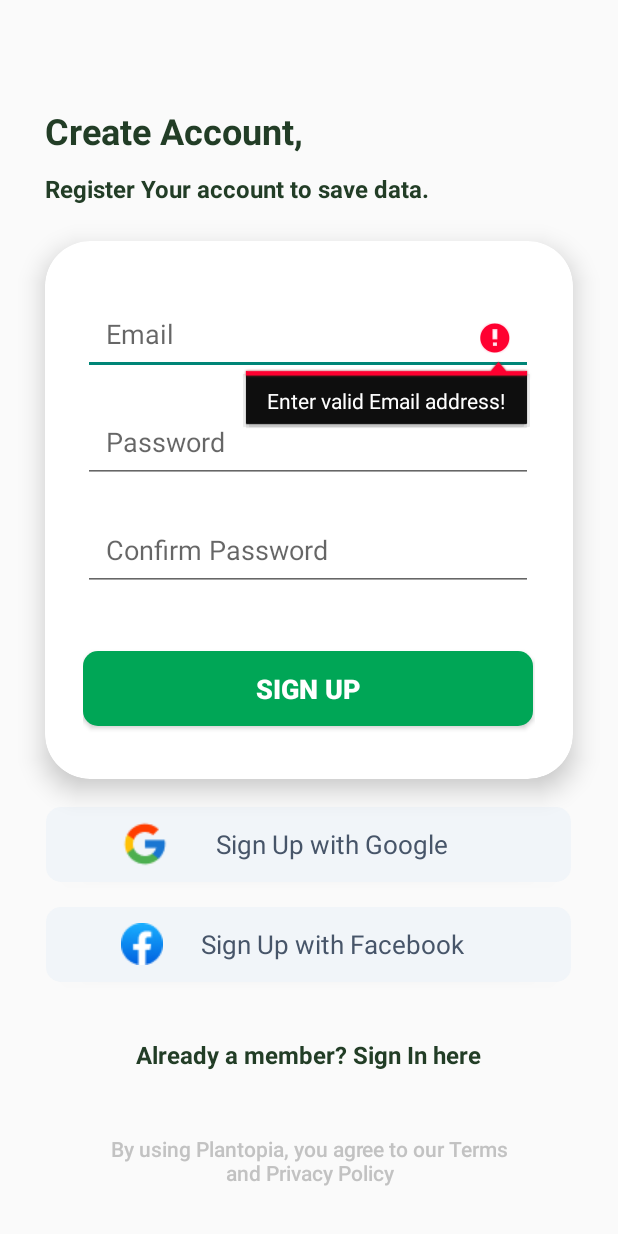
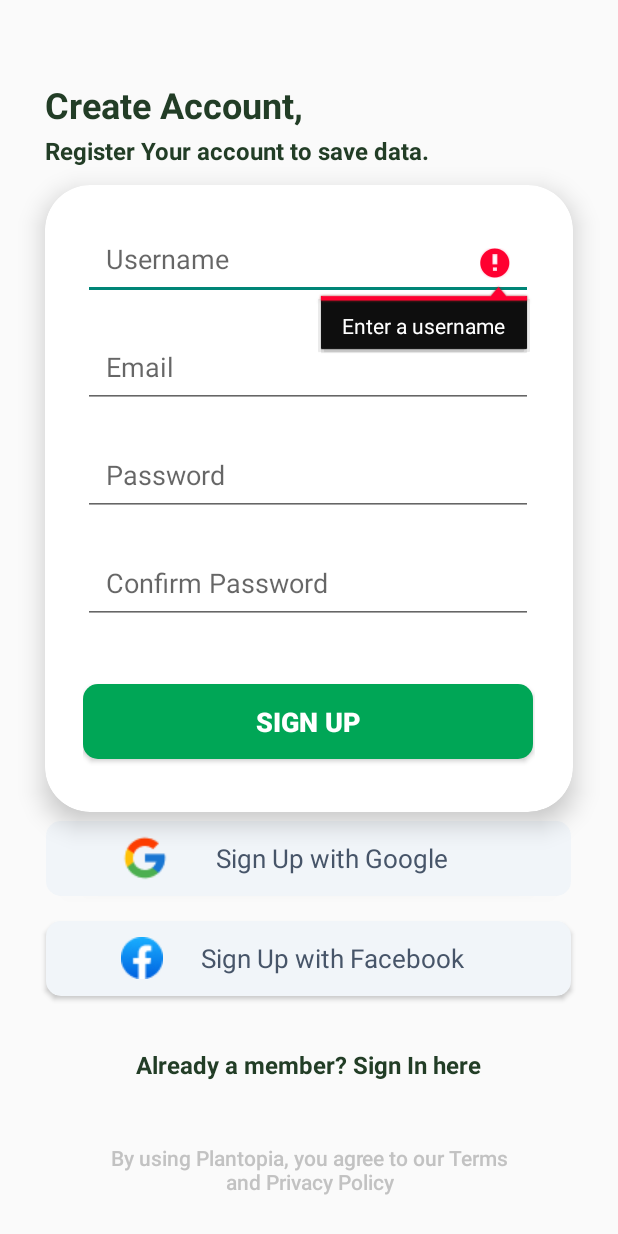
Before and after one commit to PlantopiaApp/plantopia, an Android app: the SignUpScreen screen opened directly, with no data from a screen before it, after a tap on "SIGN UP", on a phone screen of 412 x 824 dp. Run offline under Robolectric (Android 15) with nearby library versions, the phone set to English and light mode, and no system bars; our stand-ins replace Firebase (no records; nobody signed in at launch, a user with empty details on screens opened directly); libraries missing offline, so code that uses them is left out: com.facebook, com.facebook.login; 3 statements that could not run were skipped.

Commit message:
Display UserName

```diff
--- a/app/src/main/java/com/plants/plantopia/SignUpScreen.java
+++ b/app/src/main/java/com/plants/plantopia/SignUpScreen.java
@@ -11,22 +11,38 @@ import android.widget.Button;
 import android.widget.EditText;
 import android.widget.Toast;
 
+import com.facebook.CallbackManager;
+import com.facebook.FacebookCallback;
+import com.facebook.FacebookException;
+import com.facebook.login.LoginManager;
+import com.facebook.login.LoginResult;
+import com.google.android.gms.auth.api.signin.GoogleSignIn;
+import com.google.android.gms.auth.api.signin.GoogleSignInAccount;
+import com.google.android.gms.auth.api.signin.GoogleSignInClient;
+import com.google.android.gms.auth.api.signin.GoogleSignInOptions;
+import com.google.android.gms.common.api.ApiException;
 import com.google.android.gms.tasks.OnCompleteListener;
 import com.google.android.gms.tasks.Task;
 import com.google.firebase.auth.AuthResult;
 import com.google.firebase.auth.FirebaseAuth;
 import com.google.firebase.auth.FirebaseUser;
+import com.google.firebase.auth.UserProfileChangeRequest;
+
+import java.util.Collections;
 
 public class SignUpScreen extends AppCompatActivity {
 
-    EditText editTextEmail, editTextPassword1, editTextConfirmPassword;
+    EditText editTextUsername, editTextEmail, editTextPassword1, editTextConfirmPassword;
     Button buttonSignUp;
     String emailPattern = "[a-zA-Z0-9._-]+@[a-z]+\\.+[a-z]+";
     ProgressDialog progressDialog;
-
+    CallbackManager callbackManager;
+    GoogleSignInOptions gso;
+    GoogleSignInClient gsc;
+    Button buttonSignUpFacebook;
+    Button buttonSignUpGoogle;
     FirebaseAuth mAuth;
     FirebaseUser muUer;
-
     private Button signIn;
 
     @Override
@@ -34,6 +50,41 @@ public class SignUpScreen extends AppCompatActivity {
         super.onCreate(savedInstanceState);
         setContentView(R.layout.activity_sign_up_screen);
 
+        callbackManager = CallbackManager.Factory.create();
+
+        // Signup with facebook
+        LoginManager.getInstance().registerCallback(callbackManager,
+                new FacebookCallback<LoginResult>() {
+                    @Override
+                    public void onSuccess(LoginResult loginResult) {
+                        startActivity(new Intent(SignUpScreen.this, Location.class));
+                        finish();
+                    }
+
+                    @Override
+                    public void onCancel() {
+                        // No need to handle cancel
+                    }
+
+                    @Override
+                    public void onError(@NonNull FacebookException exception) {
+                        // No need to handle error
+                    }
+                });
+
+        // Set up Google login
+        gso = new GoogleSignInOptions.Builder(GoogleSignInOptions.DEFAULT_SIGN_IN).requestEmail().build();
+        gsc = GoogleSignIn.getClient(this,gso);
+
+
+        buttonSignUpGoogle = (Button) findViewById(R.id.buttonSignUpGoogle);
+        buttonSignUpGoogle.setOnClickListener(v -> openLocation());
+
+        buttonSignUpFacebook = (Button) findViewById(R.id.buttonSignUpFacebook);
+        buttonSignUpFacebook.setOnClickListener(v -> LoginManager.getInstance().logInWithReadPermissions(SignUpScreen.this, Collections.singletonList("public_profile")));
+
+
+        editTextUsername = findViewById(R.id.editTextUsername);
         editTextEmail = findViewById(R.id.editTextEmail);
         editTextPassword1 = findViewById(R.id.editTextPassword1);
         editTextConfirmPassword = findViewById(R.id.editTextConfirmPassword);
@@ -62,38 +113,56 @@ public class SignUpScreen extends AppCompatActivity {
 
     }
 
+    public void openLocation() {
+        Intent intent = gsc.getSignInIntent();
+        startActivityForResult(intent,1000);
+    }
+
     public void openSignInScreen() {
         Intent intent = new Intent(this, LoginScreen.class);
         startActivity(intent);
     }
 
     private void PerformAuth(){
+        String username = editTextUsername.getText().toString();
         String email = editTextEmail.getText().toString();
         String password = editTextPassword1.getText().toString();
         String confirmPassword = editTextConfirmPassword.getText().toString();
 
-        if(!email.matches(emailPattern)){
+        if (username.isEmpty()) {
+            editTextUsername.setError("Enter a username");
+        } else if (!email.matches(emailPattern)) {
             editTextEmail.setError("Enter valid Email address!");
-        }else if(password.isEmpty() || password.length()<6){
-            editTextPassword1.setError("password must contain at least 6 characters!");
-        }else if(!password.equals(confirmPassword)){
-            editTextConfirmPassword.setError("Password Not match Both field!");
+        } else if (password.isEmpty() || password.length() < 6) {
+            editTextPassword1.setError("Password must contain at least 6 characters!");
+        } else if (!password.equals(confirmPassword)) {
+            editTextConfirmPassword.setError("Password does not match");
         }else{
             progressDialog.setMessage("Please wait while Registration...");
             progressDialog.setTitle("Registration");
             progressDialog.setCanceledOnTouchOutside(false);
             progressDialog.show();
 
-            mAuth.createUserWithEmailAndPassword(email,password).addOnCompleteListener(new OnCompleteListener<AuthResult>() {
+            mAuth.createUserWithEmailAndPassword(email, password)
+                    .addOnCompleteListener(new OnCompleteListener<AuthResult>() {
                         @Override
                         public void onComplete(@NonNull Task<AuthResult> task) {
-                    if (task.isSuccessful()){
+                            if (task.isSuccessful()) {
+                                // Set display name (username)
+                                FirebaseUser user = mAuth.getCurrentUser();
+                                if (user != null) {
+                                    UserProfileChangeRequest profileUpdates = new UserProfileChangeRequest.Builder()
+                                            .setDisplayName(username)
+                                            .build();
+                                    user.updateProfile(profileUpdates);
+                                }
+
                                 progressDialog.dismiss();
                                 sendUserToNextActivity();
                                 Toast.makeText(SignUpScreen.this, "Registration Successful", Toast.LENGTH_SHORT).show();
-                    }else{
+                            } else {
                                 progressDialog.dismiss();
-                        Toast.makeText(SignUpScreen.this,""+task.getException(), Toast.LENGTH_SHORT).show();
+                                Toast.makeText(SignUpScreen.this, "" + task.getException(), Toast.LENGTH_SHORT).show();
                             }
                         }
                     });
@@ -101,8 +170,33 @@ public class SignUpScreen extends AppCompatActivity {
 
     }
 
+    @Override
+    protected void onActivityResult(int requestCode, int resultCode, Intent data) {
+        callbackManager.onActivityResult(requestCode, resultCode, data);
+        super.onActivityResult(requestCode, resultCode, data);
+        if(requestCode == 1000){
+            Task<GoogleSignInAccount> task = GoogleSignIn.getSignedInAccountFromIntent(data);
+            try {
+                task.getResult(ApiException.class);
+                navigateToSecondActivity();
+            } catch (ApiException e) {
+                Toast.makeText(getApplicationContext(), "Something went wrong", Toast.LENGTH_SHORT).show();
+            }
+        }
+    }
+    // Navigate to the Location screen
+    void navigateToSecondActivity(){
+        finish();
+        Intent intent = new Intent(SignUpScreen.this,Location.class);
+        startActivity(intent);
+    }
+
     private void sendUserToNextActivity() {
+        // Retrieve the username from the FirebaseUser object
+        String username = muUer.getDisplayName();
         Intent intent = new Intent(this, LoginScreen.class);
+        // Add the username as an extra to the Intent
+        intent.putExtra("USERNAME_KEY", username);
         intent.setFlags(Intent.FLAG_ACTIVITY_CLEAR_TASK|Intent.FLAG_ACTIVITY_NEW_TASK);
         startActivity(intent);
     }
--- a/app/src/main/res/layout/activity_home.xml
+++ b/app/src/main/res/layout/activity_home.xml
@@ -48,10 +48,10 @@
         app:layout_constraintVertical_bias="0.11" />
 
     <TextView
-        android:id="@+id/name"
+        android:id="@+id/editTextUsername"
         android:layout_width="wrap_content"
         android:layout_height="wrap_content"
-        android:text="Hello Emiley,"
+        android:text="Hello, Emily!"
         android:textColor="#FFFFFF"
         android:textSize="24sp"
         android:textStyle="bold"
--- a/app/src/main/res/layout/activity_profile.xml
+++ b/app/src/main/res/layout/activity_profile.xml
@@ -52,7 +52,7 @@
         android:id="@+id/textView4"
         android:layout_width="wrap_content"
         android:layout_height="wrap_content"
-        android:text="Emily Winchester"
+        android:text="Emily "
         android:textColor="#FFFFFF"
         android:textSize="24sp"
         android:textStyle="bold"
--- a/app/src/main/res/layout/activity_sign_up_screen.xml
+++ b/app/src/main/res/layout/activity_sign_up_screen.xml
@@ -21,7 +21,7 @@
         app:layout_constraintHorizontal_bias="0.126"
         app:layout_constraintStart_toStartOf="parent"
         app:layout_constraintTop_toTopOf="parent"
-        app:layout_constraintVertical_bias="0.089" />
+        app:layout_constraintVertical_bias="0.067" />
 
     <TextView
         android:id="@+id/textView5"
@@ -37,7 +37,7 @@
         app:layout_constraintHorizontal_bias="0.191"
         app:layout_constraintStart_toStartOf="parent"
         app:layout_constraintTop_toTopOf="parent"
-        app:layout_constraintVertical_bias="0.143" />
+        app:layout_constraintVertical_bias="0.111" />
 
     <androidx.cardview.widget.CardView
         android:layout_width="match_parent"
@@ -46,7 +46,7 @@
         android:background="@drawable/button2"
         app:cardCornerRadius="30dp"
         app:cardElevation="10dp"
-        app:layout_constraintBottom_toTopOf="@+id/signIn"
+        app:layout_constraintBottom_toBottomOf="@+id/buttonSignUpFacebook"
         app:layout_constraintEnd_toEndOf="parent"
         app:layout_constraintStart_toStartOf="parent"
         app:layout_constraintTop_toTopOf="parent">
@@ -59,10 +59,21 @@
             android:padding="25dp">
 
             <EditText
+                android:id="@+id/editTextUsername"
+                android:layout_width="300dp"
+                android:layout_height="50dp"
+                android:layout_marginTop="1dp"
+                android:hint="Username"
+                android:inputType="text"
+                android:padding="15dp"
+                android:selectAllOnFocus="true"
+                android:textColor="#000000" />
+
+            <EditText
                 android:id="@+id/editTextEmail"
                 android:layout_width="300dp"
                 android:layout_height="50dp"
-                android:layout_marginTop="14dp"
+                android:layout_marginTop="22dp"
                 android:hint="Email"
                 android:inputType="textEmailAddress"
                 android:padding="15dp"
@@ -122,10 +133,29 @@
         android:textSize="17dp"
         app:layout_constraintBottom_toBottomOf="parent"
         app:layout_constraintEnd_toEndOf="parent"
-        app:layout_constraintHorizontal_bias="0.49"
+        app:layout_constraintHorizontal_bias="0.491"
         app:layout_constraintStart_toStartOf="parent"
         app:layout_constraintTop_toTopOf="parent"
-        app:layout_constraintVertical_bias="0.695" />
+        app:layout_constraintVertical_bias="0.707" />
+
+    <Button
+        android:id="@+id/buttonSignUpFacebook"
+        android:layout_width="350dp"
+        android:layout_height="50dp"
+        android:background="@drawable/signup_button"
+        android:drawableLeft="@drawable/facebooksmall"
+        android:paddingHorizontal="50dp"
+        android:text=" Sign Up with Facebook"
+        android:textAlignment="center"
+        android:textAppearance="@style/TextAppearance.AppCompat.Small"
+        android:textColor="#475569"
+        android:textSize="17dp"
+        app:layout_constraintBottom_toBottomOf="parent"
+        app:layout_constraintEnd_toEndOf="parent"
+        app:layout_constraintHorizontal_bias="0.491"
+        app:layout_constraintStart_toStartOf="parent"
+        app:layout_constraintTop_toTopOf="parent"
+        app:layout_constraintVertical_bias="0.793" />
 
     <Button
         android:id="@+id/signIn"
@@ -145,26 +175,7 @@
         app:layout_constraintHorizontal_bias="0.49"
         app:layout_constraintStart_toStartOf="parent"
         app:layout_constraintTop_toTopOf="parent"
-        app:layout_constraintVertical_bias="0.875" />
-
-    <Button
-        android:id="@+id/buttonSignUpFacebook"
-        android:layout_width="350dp"
-        android:layout_height="50dp"
-        android:background="@drawable/signup_button"
-        android:drawableLeft="@drawable/facebooksmall"
-        android:paddingHorizontal="50dp"
-        android:text=" Sign Up with Facebook"
-        android:textAlignment="center"
-        android:textAppearance="@style/TextAppearance.AppCompat.Small"
-        android:textColor="#475569"
-        android:textSize="17dp"
-        app:layout_constraintBottom_toBottomOf="parent"
-        app:layout_constraintEnd_toEndOf="parent"
-        app:layout_constraintHorizontal_bias="0.49"
-        app:layout_constraintStart_toStartOf="parent"
-        app:layout_constraintTop_toTopOf="parent"
-        app:layout_constraintVertical_bias="0.781" />
+        app:layout_constraintVertical_bias="0.884" />
 
     <TextView
         android:id="@+id/textView10"
@@ -182,7 +193,7 @@
         app:layout_constraintEnd_toEndOf="parent"
         app:layout_constraintStart_toStartOf="parent"
         app:layout_constraintTop_toTopOf="parent"
-        app:layout_constraintVertical_bias="0.906" />
+        app:layout_constraintVertical_bias="0.925" />
 
 
 </androidx.constraintlayout.widget.ConstraintLayout>
```
Also changed, not shown: app/src/main/java/com/plants/plantopia/Home.java (+25 -0 lines), app/src/main/java/com/plants/plantopia/Location.java (+10 -5 lines), app/src/main/java/com/plants/plantopia/LoginScreen.java (+13 -6 lines), app/src/main/java/com/plants/plantopia/Profile.java (+14 -0 lines). Lines whose indentation alone changed are shown as unchanged.
